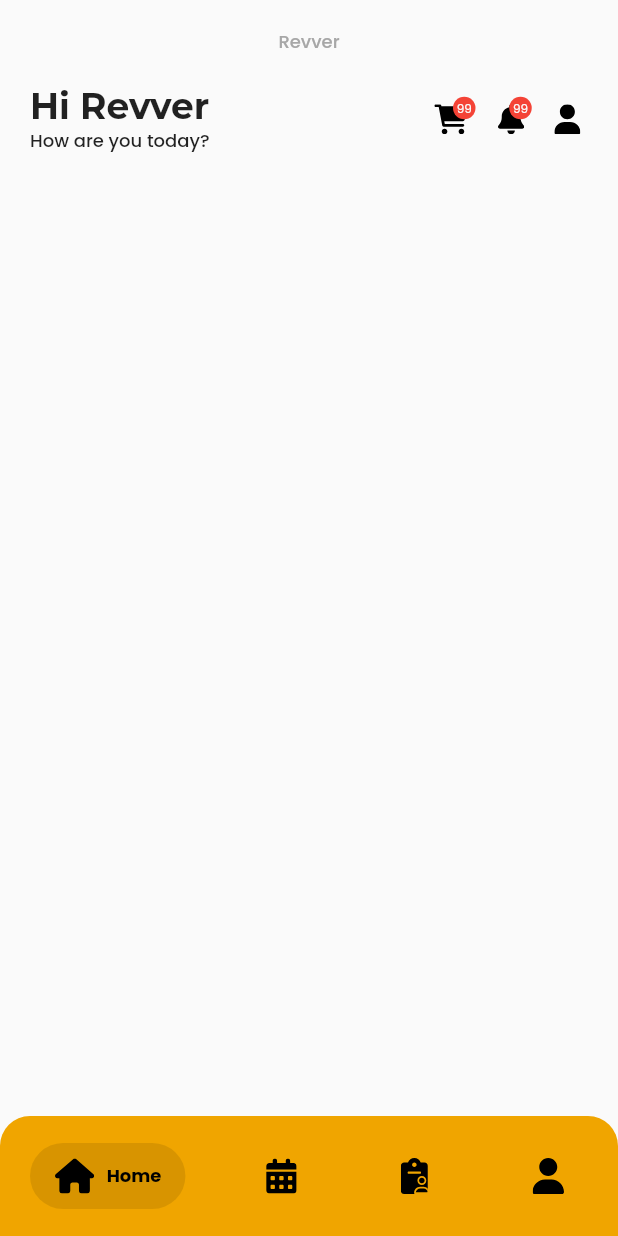
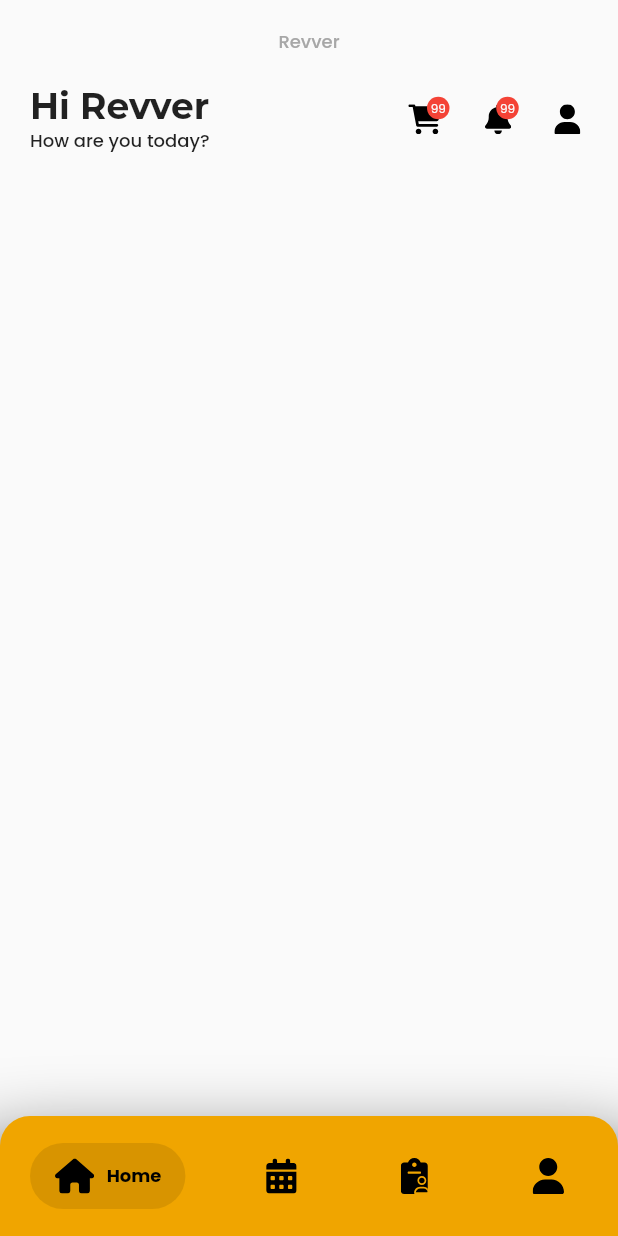
Before and after one commit to wielyguns/revver-1, a Flutter app: the Homepage screen opened by its route, on a phone screen of 412 x 824 dp. Run offline on Flutter 3.47's test engine with Material 2 defaults, Android fonts, the phone set to English and light mode, and no system bars; drawn by our look-alikes of salomon_bottom_bar; our stand-ins replace flutter_svg, go_router, keyboard_dismisser, syncfusion_flutter_calendar.

Commit message:
responsif-header-home

```diff
--- a/lib/view/home.dart
+++ b/lib/view/home.dart
@@ -40,17 +40,24 @@ class _HomeState extends State<Home> {
     return Row(
       mainAxisAlignment: MainAxisAlignment.spaceBetween,
       children: [
-        Column(
+        Expanded(
+          child: Column(
             crossAxisAlignment: CrossAxisAlignment.start,
             children: [
               Text(
                 "Hi Revver",
+                overflow: TextOverflow.ellipsis,
                 style: CustomFont.heading24,
               ),
               Text("How are you today?", style: CustomFont.medium12),
             ],
           ),
-        Row(
+        ),
+        const SpacerWidth(w: 20),
+        SizedBox(
+          width: MediaQuery.of(context).size.width / 3.3,
+          child: Row(
+            mainAxisAlignment: MainAxisAlignment.spaceBetween,
             children: [
               GestureDetector(
                 onTap: () {},
@@ -87,7 +94,6 @@ class _HomeState extends State<Home> {
                   ],
                 ),
               ),
-            const SpacerWidth(w: 10),
               GestureDetector(
                 onTap: () {},
                 child: Stack(
@@ -123,7 +129,6 @@ class _HomeState extends State<Home> {
                   ],
                 ),
               ),
-            const SpacerWidth(w: 10),
               GestureDetector(
                 onTap: () {},
                 child: Padding(
@@ -136,6 +141,7 @@ class _HomeState extends State<Home> {
               ),
             ],
           ),
+        ),
       ],
     );
   }
--- a/lib/view/homepage.dart
+++ b/lib/view/homepage.dart
@@ -32,6 +32,14 @@ class _HomepageState extends State<Homepage> {
           borderRadius: const BorderRadius.only(
               topLeft: Radius.circular(20), topRight: Radius.circular(20)),
           color: CustomColor.goldColor,
+          boxShadow: [
+            BoxShadow(
+              color: CustomColor.blackColor,
+              spreadRadius: 20,
+              blurRadius: 50,
+              offset: const Offset(0, 50),
+            ),
+          ],
         ),
         child: SalomonBottomBar(
           margin: const EdgeInsets.symmetric(horizontal: 20, vertical: 18),
```
Also changed, not shown: lib/view/event.dart (+16 -5 lines), 1 other file. Lines whose indentation alone changed are shown as unchanged.
